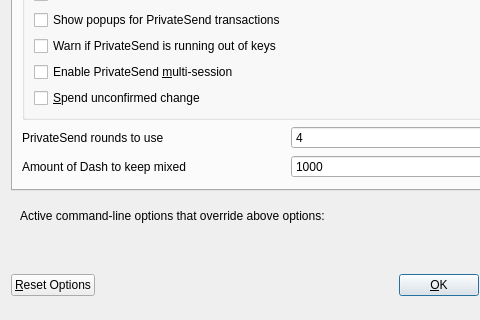
dashpay/dash, file src/qt/forms/optionsdialog.ui: the form before one commit; both pictures show x 0 to 480 and y 143 to 463 of the 576 by 463 pixel window.
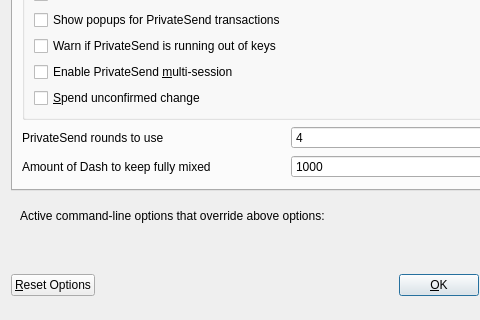
The form after the commit. The open tabs and pages were chosen to show the change. Custom widgets are drawn as their Qt base class.

Patch:
```diff
--- a/src/qt/forms/optionsdialog.ui
+++ b/src/qt/forms/optionsdialog.ui
@@ -263,7 +263,7 @@
             <string notr="true"/>
            </property>
            <property name="text">
-            <string>Amount of Dash to keep mixed</string>
+            <string>Amount of Dash to keep fully mixed</string>
            </property>
           </widget>
          </item>
```
